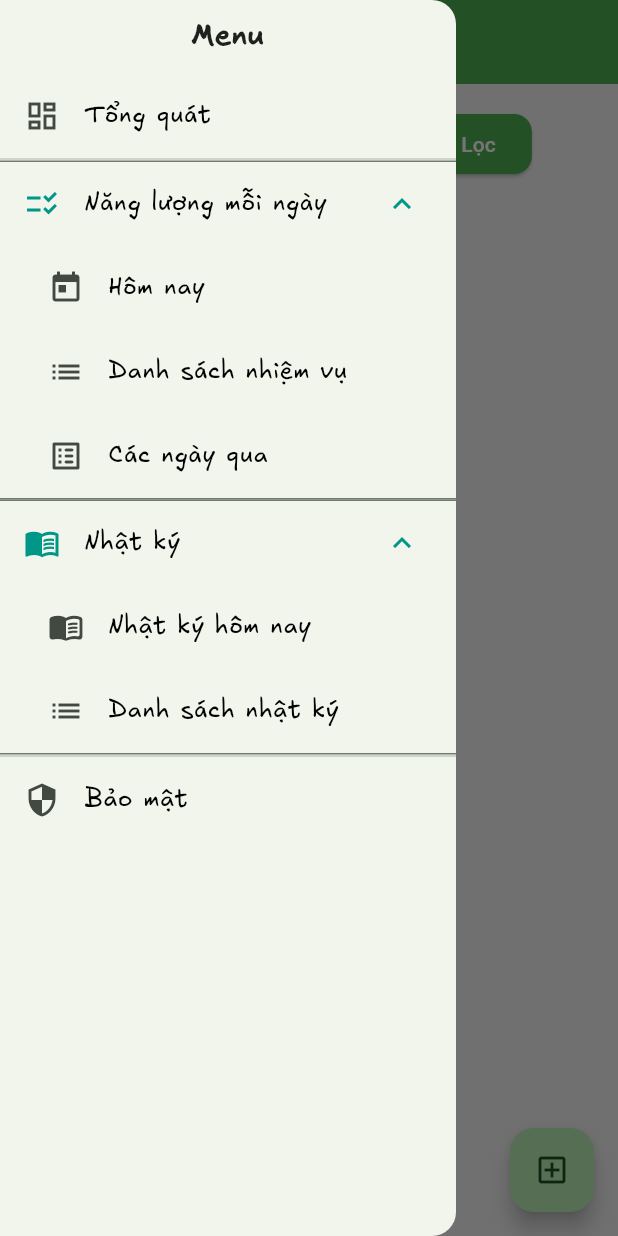
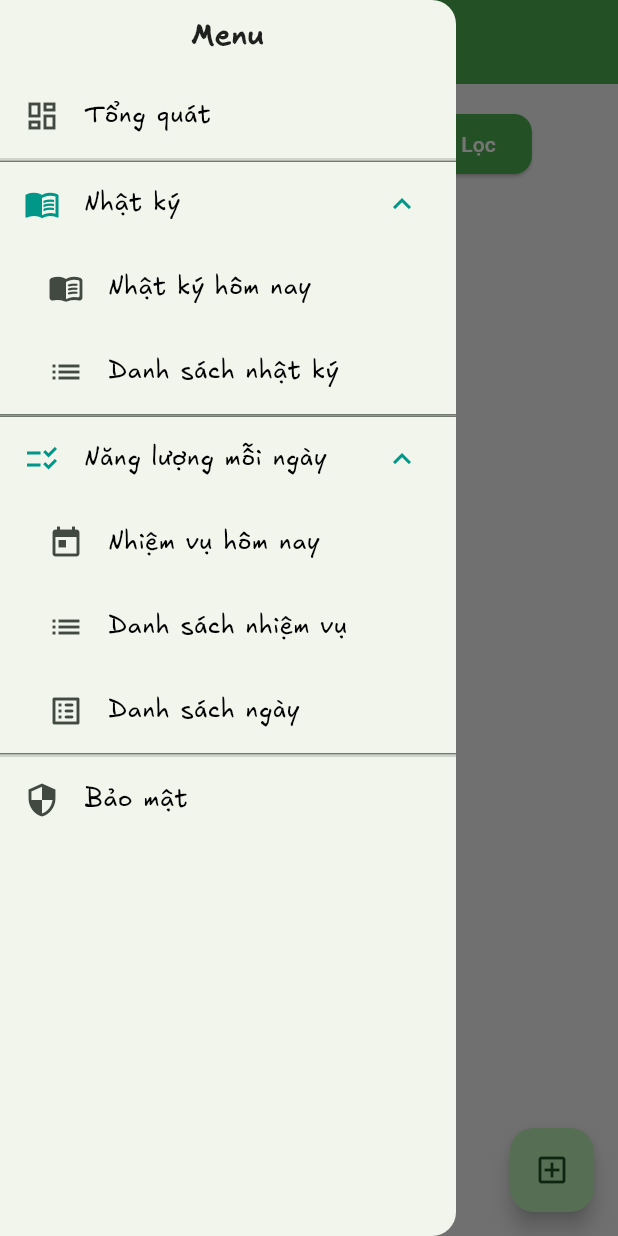
Before and after one commit to LeTienIT/flutter_a_new_day, a Flutter app: the HabitListScreen screen opened by its route, with the side drawer open, on a phone screen of 412 x 824 dp. Run offline on Flutter 3.47's test engine with Material 3 defaults, Android fonts, the light colour scheme and no system bars; our stand-ins replace audioplayers, chewie, drift, fl_chart, flutter_image_compress, flutter_riverpod and 7 more; missing offline and left inert: flutter_sound, page_flip; accounts and stored records are empty; generated files the repository leaves out were written again; statements that could not run were skipped.

Commit message:
Sửa menu, sửa lỗi load ảnh ngay dash board - CẢNH BÁO NGUY HIỂM

```diff
--- a/lib/features/menu/menu.dart
+++ b/lib/features/menu/menu.dart
@@ -33,29 +33,6 @@ class Menu extends StatelessWidget{
                 onTap: () => Navigator.pushNamedAndRemoveUntil(context, '/dashboard-screen', (route) => false),
               ),
               Divider(height: 2,),
-              ExpansionTile(
-                leading: Icon(Icons.checklist_rtl_outlined),
-                title: const Text('Năng lượng mỗi ngày'),
-                childrenPadding: EdgeInsets.only(left: 16),
-                initiallyExpanded: true,
-                children: [
-                  ListTile(
-                    leading: const Icon(Icons.today),
-                    title: const Text('Hôm nay'),
-                    onTap: () => Navigator.pushNamedAndRemoveUntil(context, '/habit-home', (route) => false),
-                  ),
-                  ListTile(
-                    leading: const Icon(Icons.list),
-                    title: const Text('Danh sách nhiệm vụ'),
-                    onTap: () => Navigator.pushNamedAndRemoveUntil(context, '/habit-list', (route) => false),
-                  ),
-                  ListTile(
-                    leading: Icon(Icons.list_alt_rounded),
-                    title: const Text('Các ngày qua'),
-                    onTap: () => Navigator.pushNamedAndRemoveUntil(context, '/habit-status-list', (router) => false),
-                  ),
-                ],
-              ),
               ExpansionTile(
                 leading: Icon(Icons.menu_book_outlined),
                 title: const Text('Nhật ký'),
@@ -104,6 +81,29 @@ class Menu extends StatelessWidget{
                   ),
                 ],
               ),
+              ExpansionTile(
+                leading: Icon(Icons.checklist_rtl_outlined),
+                title: const Text('Năng lượng mỗi ngày'),
+                childrenPadding: EdgeInsets.only(left: 16),
+                initiallyExpanded: true,
+                children: [
+                  ListTile(
+                    leading: const Icon(Icons.today),
+                    title: const Text('Nhiệm vụ hôm nay'),
+                    onTap: () => Navigator.pushNamedAndRemoveUntil(context, '/habit-home', (route) => false),
+                  ),
+                  ListTile(
+                    leading: const Icon(Icons.list),
+                    title: const Text('Danh sách nhiệm vụ'),
+                    onTap: () => Navigator.pushNamedAndRemoveUntil(context, '/habit-list', (route) => false),
+                  ),
+                  ListTile(
+                    leading: Icon(Icons.list_alt_rounded),
+                    title: const Text('Danh sách ngày'),
+                    onTap: () => Navigator.pushNamedAndRemoveUntil(context, '/habit-status-list', (router) => false),
+                  ),
+                ],
+              ),
               Divider(height: 2,),
               ListTile(
                 leading: const Icon(Icons.security),
--- a/lib/features/mood_journal/mood_widget/mood_item.dart
+++ b/lib/features/mood_journal/mood_widget/mood_item.dart
@@ -59,6 +59,7 @@ class _MoodItem extends State<MoodItem>{
                         imagePath,
                         width: 64,
                         height: 64,
+                        fit: BoxFit.cover,
                       ),
                       const SizedBox(width: 16),
                       // Slogan & Note (bên phải)
@@ -69,6 +70,8 @@ class _MoodItem extends State<MoodItem>{
                             Text(
                               slogan,
                               style: Theme.of(context).textTheme.bodyMedium,
+                              maxLines: 2, // Giới hạn 1 dòng cho slogan
+                              overflow: TextOverflow.ellipsis,
                             ),
                             const SizedBox(height: 4),
                             Text(
```
Also changed, not shown: lib/features/dashboard/dashboard_screen.dart (+17 -1 lines), lib/features/dashboard/widget/mood_lineChart.dart (+34 -27 lines). Lines whose indentation alone changed are shown as unchanged.
